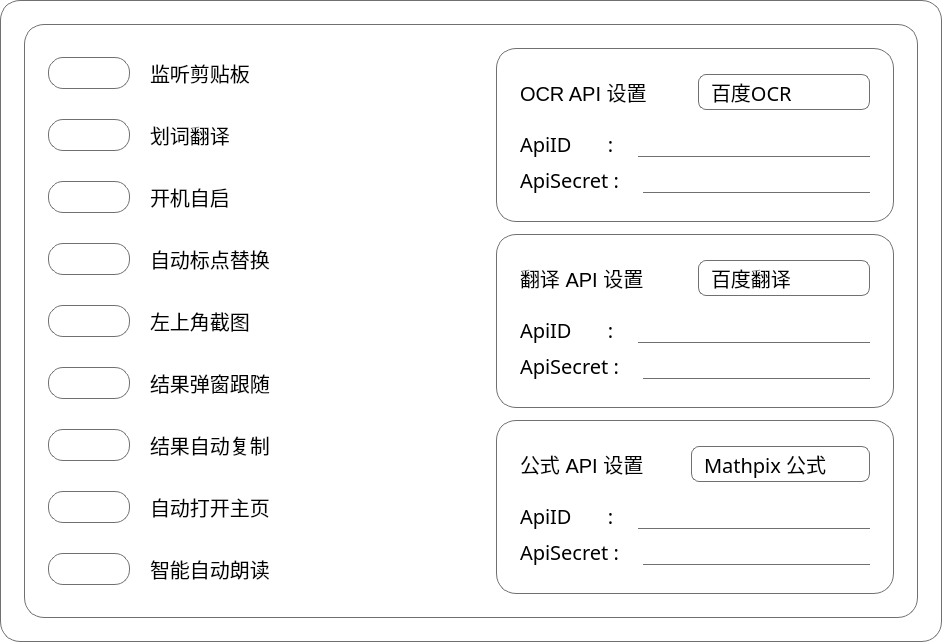
Old version of the form settingform.ui in the repository Jackiu1997/SimpleOCR.
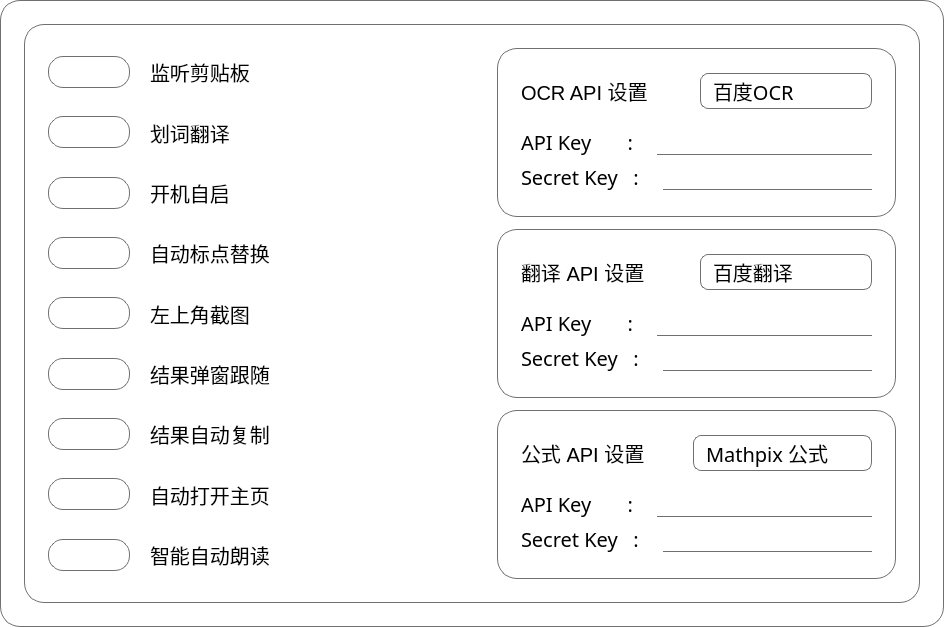
New version of the form. Icons and pictures are not drawn. Custom widgets are drawn as their Qt base class.

The edit to the form file:
```diff
--- a/settingform.ui
+++ b/settingform.ui
@@ -6,8 +6,8 @@
    <rect>
     <x>0</x>
     <y>0</y>
-    <width>942</width>
-    <height>642</height>
+    <width>944</width>
+    <height>627</height>
    </rect>
   </property>
   <property name="windowTitle">
@@ -997,7 +997,7 @@
                 </font>
                </property>
                <property name="text">
-                <string>ApiID       :</string>
+                <string>API Key       :</string>
                </property>
               </widget>
              </item>
@@ -1020,7 +1020,7 @@
                 </font>
                </property>
                <property name="text">
-                <string>ApiSecret :</string>
+                <string>Secret Key   :</string>
                </property>
               </widget>
              </item>
@@ -1126,7 +1126,7 @@
                 </font>
                </property>
                <property name="text">
-                <string>ApiID       :</string>
+                <string>API Key       :</string>
                </property>
               </widget>
              </item>
@@ -1149,7 +1149,7 @@
                 </font>
                </property>
                <property name="text">
-                <string>ApiSecret :</string>
+                <string>Secret Key   :</string>
                </property>
               </widget>
              </item>
@@ -1240,7 +1240,7 @@
                 </font>
                </property>
                <property name="text">
-                <string>ApiID       :</string>
+                <string>API Key       :</string>
                </property>
               </widget>
              </item>
@@ -1263,7 +1263,7 @@
                 </font>
                </property>
                <property name="text">
-                <string>ApiSecret :</string>
+                <string>Secret Key   :</string>
                </property>
               </widget>
              </item>
```
Left out of the diff: 18 changed lines with no effect on the pictures.
